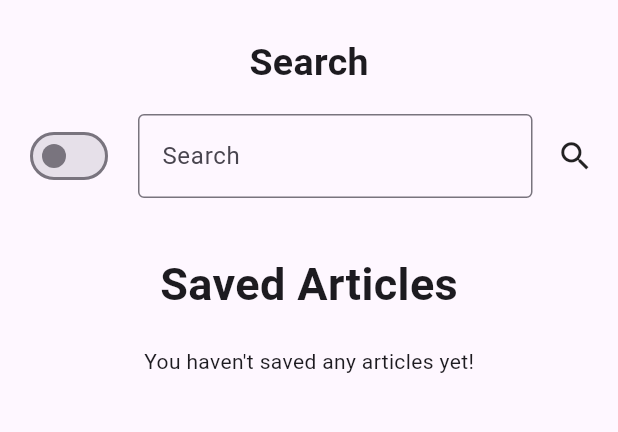
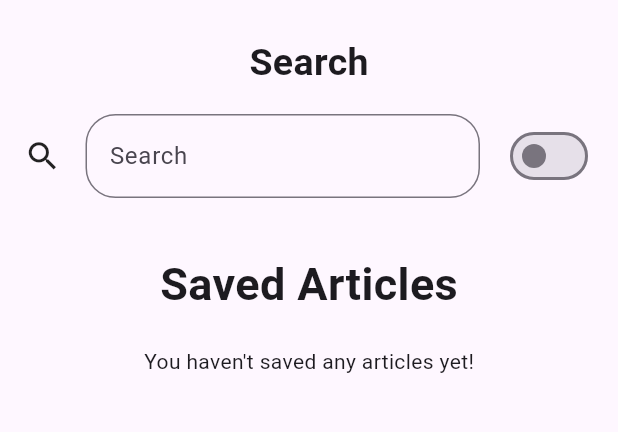
Before and after one commit to xeyzel/mini_project_flutter, a Flutter app: the BookmarkScreen screen opened directly, on a phone screen of 412 x 824 dp, the part 63-495 px from its top. Run offline on Flutter 3.47's test engine with Material 2 defaults, Android fonts, the light colour scheme and no system bars; our stand-ins replace cached_network_image, dio, flutter_svg, lottie, sqflite, toggle_switch; missing offline and left inert: webviewx; accounts and stored records are empty; network calls fail.

Commit message:
fixing minor

```diff
--- /dev/null
+++ b/mini_project_flutter/config.json
@@ -0,0 +1,4 @@
+{
+    "openai_key": "",
+    "modules": []
+}
--- a/mini_project_flutter/lib/src/screens/about/about_screen.dart
+++ b/mini_project_flutter/lib/src/screens/about/about_screen.dart
@@ -12,7 +12,7 @@ class AboutScreen extends StatelessWidget {
       ),
       body: SafeArea(
         child: Padding(
-          padding: const EdgeInsets.all(20),
+          padding: const EdgeInsets.all(16),
           child: Column(
             crossAxisAlignment: CrossAxisAlignment.center,
             mainAxisAlignment: MainAxisAlignment.spaceBetween,
--- a/mini_project_flutter/lib/src/screens/bookmark/bookmark_screen.dart
+++ b/mini_project_flutter/lib/src/screens/bookmark/bookmark_screen.dart
@@ -5,6 +5,7 @@ import 'package:mini_project_flutter/src/screens/bookmark/bookmark_view_model.da
 import 'package:mini_project_flutter/src/screens/detail/detail_bookmark.dart';
 import 'package:mini_project_flutter/src/screens/widget/drawer_max.dart';
 import 'package:provider/provider.dart';
+import 'package:toggle_switch/toggle_switch.dart';
 
 class BookmarkScreen extends StatefulWidget {
   const BookmarkScreen({super.key});
@@ -15,6 +16,7 @@ class BookmarkScreen extends StatefulWidget {
 
 class _BookmarkScreenState extends State<BookmarkScreen> {
   final _noteController = TextEditingController();
+  int initialIndex = 0;
 
   void _initial() async {
     final news = await context.read<BookmarkViewModel>().getNews();
@@ -75,15 +77,9 @@ class _BookmarkScreenState extends State<BookmarkScreen> {
                 padding: const EdgeInsets.all(16.0),
                 child: Row(
                   children: [
-                    Consumer<BookmarkViewModel>(
-                      builder: (context, viewModel, child) {
-                        return Switch(
-                          value: viewModel.isFilter,
-                          onChanged: (value) {
-                            viewModel.filterBy(value);
-                          },
-                        );
-                      },
+                    const Icon(
+                      Icons.search,
+                      size: 25,
                     ),
                     const SizedBox(width: 16),
                     Expanded(
@@ -101,16 +97,43 @@ class _BookmarkScreenState extends State<BookmarkScreen> {
                             },
                             decoration: const InputDecoration(
                               hintText: 'Search',
-                              border: OutlineInputBorder(),
+                              border: OutlineInputBorder(
+                                borderRadius: BorderRadius.all(
+                                  Radius.circular(20),
+                                ),
+                              ),
                             ),
                           );
                         },
                       ),
                     ),
                     const SizedBox(width: 16),
-                    const Icon(
-                      Icons.search,
-                      size: 25,
+                    Consumer<BookmarkViewModel>(
+                      builder: (context, viewModel, child) {
+                        // return ToggleSwitch(
+                        //   isVertical: true,
+                        //   initialLabelIndex: initialIndex,
+                        //   totalSwitches: 2,
+                        //   activeFgColor: Colors.white,
+                        //   labels: const ['Title', 'Note'],
+                        //   onToggle: (index) {
+                        //     setState(() {
+                        //       initialIndex = index!;
+                        //       if (initialIndex != 1) {
+                        //         final value = viewModel.isFilter;
+                        //         viewModel.filterBy(value);
+                        //       }
+                        //     });
+                        //     print('switched to: $index');
+                        //   },
+                        // );
+                        return Switch(
+                          value: viewModel.isFilter,
+                          onChanged: (value) {
+                            viewModel.filterBy(value);
+                          },
+                        );
+                      },
                     ),
                   ],
                 ),
--- a/mini_project_flutter/lib/src/screens/detail/detail_news_web_view.dart
+++ b/mini_project_flutter/lib/src/screens/detail/detail_news_web_view.dart
@@ -18,7 +18,7 @@ class _NewsWebViewScreenState extends State<NewsWebViewScreen> {
 
     return Scaffold(
       appBar: AppBar(
-        title: const Text('NEWS'),
+        title: Text(newsList.news!.title),
       ),
       body: WebViewX(
         initialContent: newsList.news!.url,
--- a/mini_project_flutter/pubspec.yaml
+++ b/mini_project_flutter/pubspec.yaml
@@ -44,6 +44,7 @@ dependencies:
   sqflite_common_ffi: ^2.2.0+1
   lottie: ^1.4.3
   flutter_svg: ^1.1.6
+  toggle_switch: ^2.0.1
 
 dev_dependencies:
   flutter_test:
```
Also changed, not shown: mini_project_flutter/lib/src/screens/news/widget/list_news.dart (+4 -6 lines), mini_project_flutter/pubspec.lock, 1 other file.
